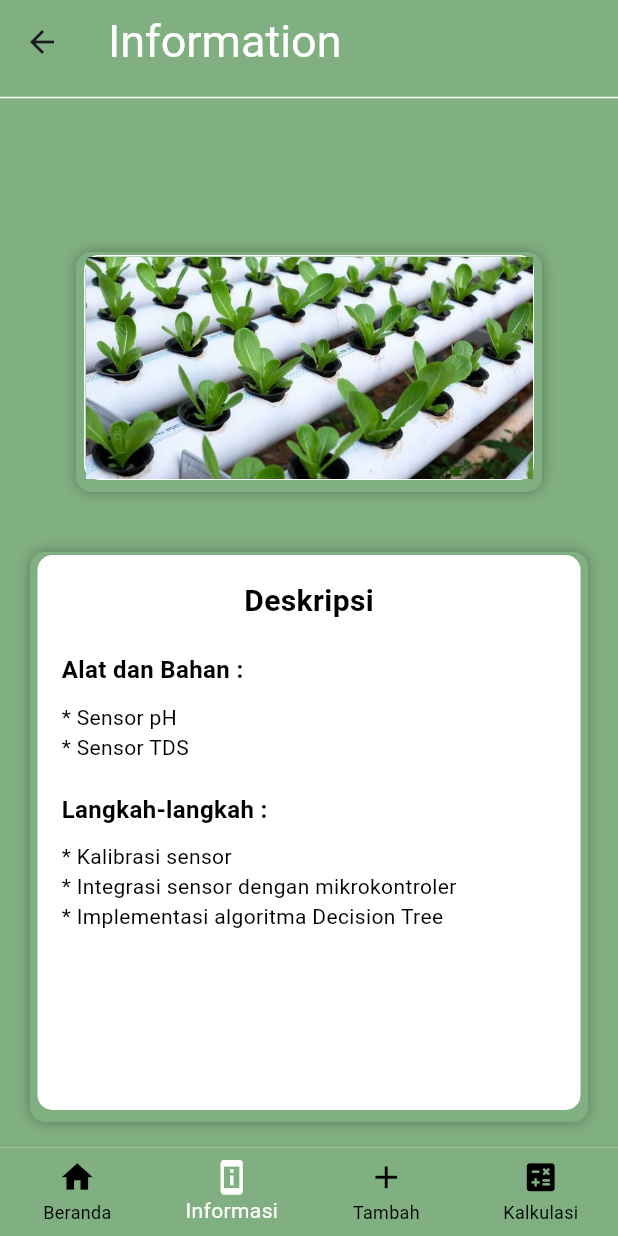
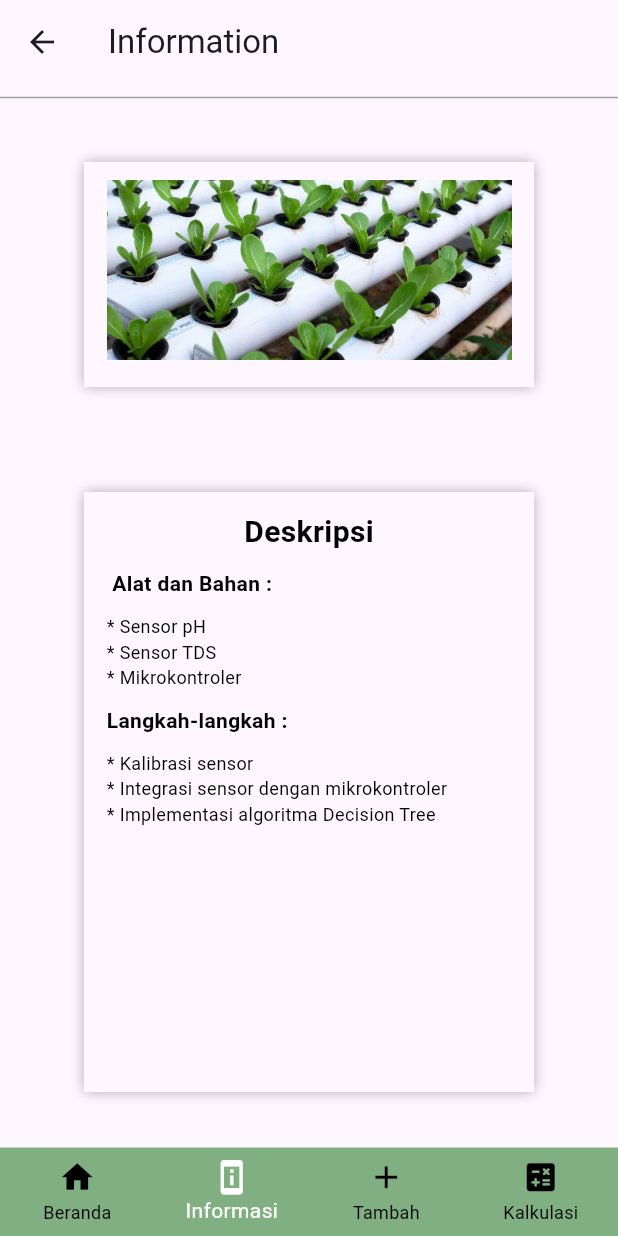
Before and after one commit to FaizalFadly/ta_app2, a Flutter app: the screen it shows after launch, item 2 of the bottom bar chosen, on a phone screen of 412 x 824 dp. Run offline on Flutter 3.47's test engine with Material 3 defaults, Android fonts, the phone set to English and light mode, and no system bars; our stand-ins replace dio, shared_preferences.

Commit message:
edit page

```diff
--- a/ta_app2/lib/pages/information.dart
+++ b/ta_app2/lib/pages/information.dart
@@ -18,59 +18,35 @@ class InformationPage extends StatelessWidget {
             },
           ),
           elevation: 0,
-          backgroundColor: Colors.transparent,
           title: Row(
             children: [
-              Text(
-                'Information',
-                style: TextStyle(
-                  color: Colors.white,
-                  fontSize: 30,
-                ),
-              ),
+              Text('Information'),
             ],
           ),
           bottom: PreferredSize(
             preferredSize: Size.fromHeight(10.0),
             child: Divider(
               height: 10.0,
-              color: Colors.white,
+              color: Colors.grey,
             ),
           ),
         ),
       ),
-      body: Stack(
+      body: ListView(
         children: [
           Container(
-            decoration: BoxDecoration(
-              gradient: LinearGradient(
-                colors: [
-                  Color(0xff80AF81),
-                  Color(0xff80AF81),
-                ],
-                begin: Alignment.topCenter,
-                end: Alignment.bottomCenter,
-              ),
-            ),
-          ),
-          ListView(
-            children: [
-              Container(
-                margin: EdgeInsets.only(top: 100),
+            margin: EdgeInsets.only(top: 50),
             child: Column(
               mainAxisAlignment: MainAxisAlignment.center,
               children: [
                 Container(
-                      height: 150,
-                      width: 300,
+                  height: 120,
+                  width: 270,
                   decoration: BoxDecoration(
-                        border: Border.all(
-                            style: BorderStyle.solid, color: Colors.white),
-                        borderRadius: BorderRadius.circular(10),
                     boxShadow: [
                       BoxShadow(
                         color: Colors.black.withOpacity(0.3),
-                            spreadRadius: 5,
+                        spreadRadius: 15,
                         blurRadius: 7,
                         offset: Offset(0, 3),
                         blurStyle: BlurStyle.outer,
@@ -79,29 +55,23 @@ class InformationPage extends StatelessWidget {
                   ),
                   child: PageView(
                     children: [
-                          Image.asset('assets/other/sawi1.png',
-                              fit: BoxFit.cover),
-                          Image.asset('assets/other/sawi2.png',
-                              fit: BoxFit.cover),
-                          Image.asset('assets/other/sawi3.png',
-                              fit: BoxFit.cover),
+                      Image.asset('assets/other/sawi1.png', fit: BoxFit.cover),
+                      Image.asset('assets/other/datang.png',
+                          fit: BoxFit.contain),
+                      Image.asset('assets/other/datang.png',
+                          fit: BoxFit.contain),
                     ],
                   ),
                 ),
-                    SizedBox(height: 50),
+                SizedBox(height: 100),
                 Container(
                   height: 370,
-                      padding: EdgeInsets.all(16.0),
-                      margin: EdgeInsets.symmetric(
-                        horizontal: 25.0,
-                      ),
+                  width: 270,
                   decoration: BoxDecoration(
-                        color: Colors.white,
-                        borderRadius: BorderRadius.circular(10),
                     boxShadow: [
                       BoxShadow(
                         color: Colors.black.withOpacity(0.3),
-                            spreadRadius: 5,
+                        spreadRadius: 15,
                         blurRadius: 7,
                         offset: Offset(0, 3),
                         blurStyle: BlurStyle.outer,
@@ -122,67 +92,77 @@ class InformationPage extends StatelessWidget {
                           ),
                         ),
                       ),
-                          SizedBox(height: 20),
+                      SizedBox(height: 10),
+                      Row(
+                        crossAxisAlignment: CrossAxisAlignment.start,
+                        children: [
+                          Expanded(
+                            child: Column(
+                              crossAxisAlignment: CrossAxisAlignment.start,
+                              children: [
                                 Text(
-                            'Alat dan Bahan :',
+                                  ' Alat dan Bahan :',
                                   style: TextStyle(
                                       color: Colors.black,
-                              fontSize: 16.0,
-                              fontWeight: FontWeight.bold,
-                            ),
+                                      fontSize: 14.0,
+                                      fontWeight: FontWeight.bold),
                                 ),
                                 SizedBox(height: 10),
                                 Text(
                                   '* Sensor pH',
                                   style: TextStyle(
                                     color: Colors.black,
-                              fontSize: 14.0,
+                                    fontSize: 12.0,
                                   ),
                                 ),
                                 Text(
                                   '* Sensor TDS',
                                   style: TextStyle(
                                     color: Colors.black,
-                              fontSize: 14.0,
+                                    fontSize: 12.0,
                                   ),
                                 ),
-                          // Text(
-                          //   '* Mikrokontroler',
-                          //   style: TextStyle(
-                          //     color: Colors.black,
-                          //     fontSize: 14.0,
-                          //   ),
-                          // ),
-                          SizedBox(height: 20),
+                                Text(
+                                  '* Mikrokontroler',
+                                  style: TextStyle(
+                                    color: Colors.black,
+                                    fontSize: 12.0,
+                                  ),
+                                ),
+                                SizedBox(height: 10),
                                 Text(
                                   'Langkah-langkah :',
                                   style: TextStyle(
                                       color: Colors.black,
-                              fontSize: 16.0,
-                              fontWeight: FontWeight.bold,
-                            ),
+                                      fontSize: 14.0,
+                                      fontWeight: FontWeight.bold),
                                 ),
                                 SizedBox(height: 10),
                                 Text(
                                   '* Kalibrasi sensor',
                                   style: TextStyle(
                                     color: Colors.black,
-                              fontSize: 14.0,
+                                    fontSize: 12.0,
                                   ),
                                 ),
                                 Text(
                                   '* Integrasi sensor dengan mikrokontroler',
                                   style: TextStyle(
                                     color: Colors.black,
-                              fontSize: 14.0,
+                                    fontSize: 12.0,
                                   ),
                                 ),
                                 Text(
                                   '* Implementasi algoritma Decision Tree',
                                   style: TextStyle(
                                     color: Colors.black,
-                              fontSize: 14.0,
+                                    fontSize: 12.0,
                                   ),
+                                ),
+                              ],
+                            ),
+                          ),
+                        ],
                       ),
                     ],
                   ),
@@ -192,8 +172,6 @@ class InformationPage extends StatelessWidget {
           ),
         ],
       ),
-        ],
-      ),
     );
   }
 }
```
Also changed, not shown: ta_app2/lib/pages/adddevice.dart (+51 -66 lines), ta_app2/lib/pages/calculation.dart (+24 -24 lines), ta_app2/lib/pages/home.dart (+141 -99 lines), ta_app2/lib/utils/api_services.dart (added, +26 -0 lines), ta_app2/lib/utils/riwayat.dart (added, +24 -0 lines). Lines whose indentation alone changed are shown as unchanged.
